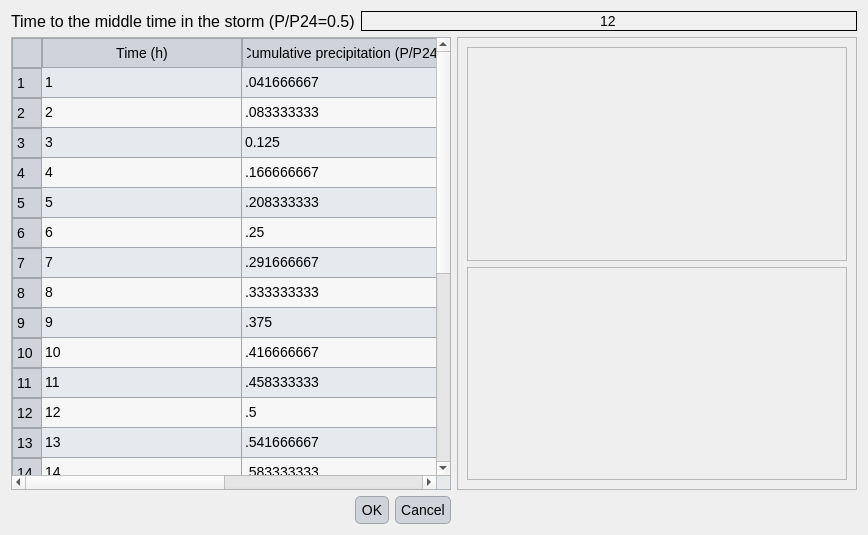
Old version of the form ui/user_defined_storm_type.ui in the repository Inigobarbe/VFSMOD-GUI.
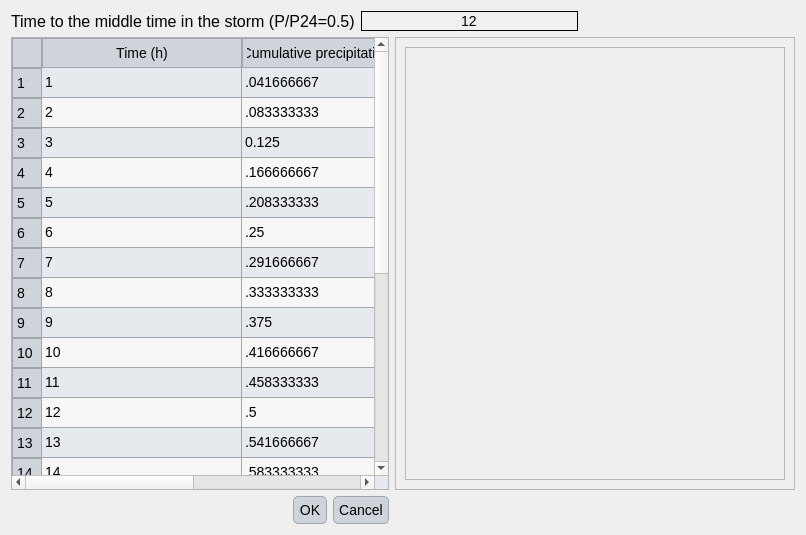
New version of the form.

The edit to the form file:
```diff
--- a/ui/user_defined_storm_type.ui
+++ b/ui/user_defined_storm_type.ui
@@ -6,7 +6,7 @@
    <rect>
     <x>0</x>
     <y>0</y>
-    <width>868</width>
+    <width>806</width>
     <height>535</height>
    </rect>
   </property>
@@ -136,10 +136,29 @@
        </property>
       </widget>
      </item>
+     <item>
+      <spacer name="horizontalSpacer">
+       <property name="orientation">
+        <enum>Qt::Horizontal</enum>
+       </property>
+       <property name="sizeHint" stdset="0">
+        <size>
+         <width>40</width>
+         <height>20</height>
+        </size>
+       </property>
+      </spacer>
+     </item>
     </layout>
    </item>
    <item row="1" column="0">
     <widget class="QTableWidget" name="tableWidget">
+     <property name="maximumSize">
+      <size>
+       <width>380</width>
+       <height>16777215</height>
+      </size>
+     </property>
      <property name="sizeIncrement">
       <size>
        <width>0</width>
@@ -587,16 +606,6 @@
         </property>
        </widget>
       </item>
-      <item row="1" column="0">
-       <widget class="QFrame" name="frame_3">
-        <property name="frameShape">
-         <enum>QFrame::StyledPanel</enum>
-        </property>
-        <property name="frameShadow">
-         <enum>QFrame::Raised</enum>
-        </property>
-       </widget>
-      </item>
      </layout>
     </widget>
    </item>
```
